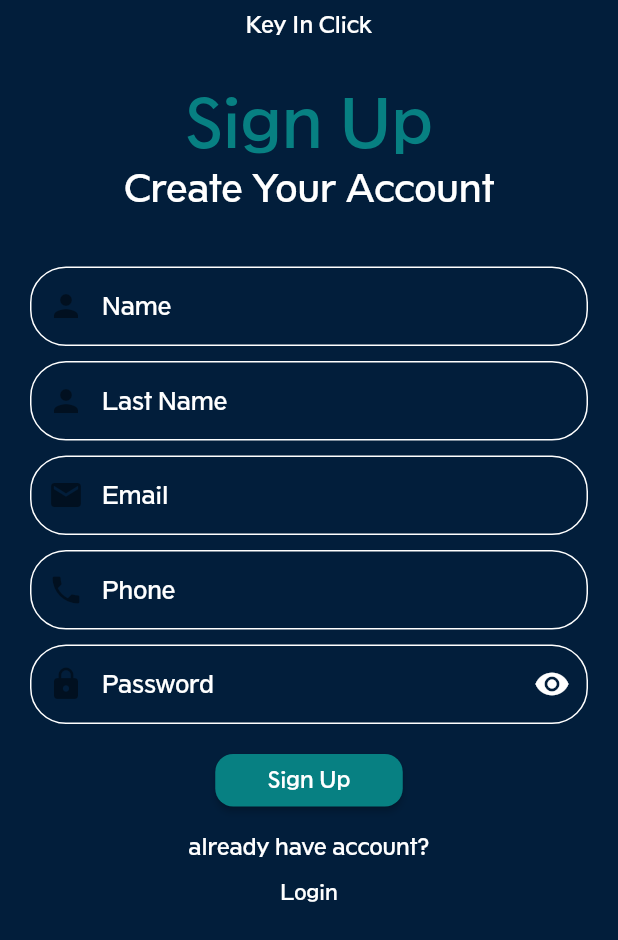
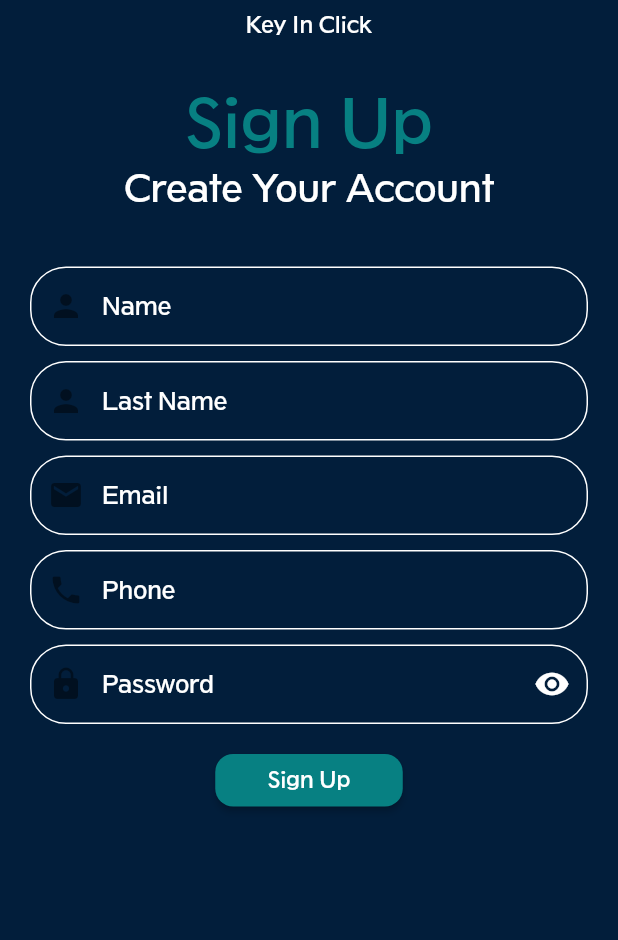
Before and after one commit to rajaashater/real_estate_app, a Flutter app: the RegisterScreen screen opened directly, on a phone screen of 412 x 824 dp, the part 296-1236 px from its top. Run offline on Flutter 3.47's test engine with Material 2 defaults, Android fonts, the phone set to English and light mode, and no system bars; our stand-ins replace easy_localization; missing offline and left inert: queen_validators.

Commit message:
login push signup

```diff
--- a/lib/main.dart
+++ b/lib/main.dart
@@ -4,6 +4,7 @@ import 'package:real_estate_app/utils/theme/app_colors.dart';
 import 'package:real_estate_app/utils/theme/app_theme.dart';
 import 'package:real_estate_app/views/auth/login_screen.dart';
 import 'package:real_estate_app/views/auth/register_screen.dart';
+import 'package:real_estate_app/views/home_screen.dart';
 
 Future<void> main ()
 async {
@@ -27,7 +28,7 @@ class RealEstate extends StatelessWidget {
       localizationsDelegates: context.localizationDelegates,
       supportedLocales: context.supportedLocales,
       locale: context.locale,
-      home: LoginScreen(),
+      home:LoginScreen(),
     );
   }
 }
--- a/lib/views/auth/register_screen.dart
+++ b/lib/views/auth/register_screen.dart
@@ -3,6 +3,7 @@ import 'package:easy_localization/src/public_ext.dart';
 import 'package:flutter/material.dart';
 import 'package:queen_validators/queen_validators.dart';
 import 'package:real_estate_app/utils/theme/app_theme.dart';
+import 'package:real_estate_app/views/auth/login_screen.dart';
 import 'package:real_estate_app/views/auth/password_text_from_field.dart';
 
 import '../../utils/theme/app_colors.dart';
@@ -41,13 +42,13 @@ class RegisterScreen extends StatelessWidget {
               const SizedBox(
                 height: 40.0,
               ),
-              Text('sign up'.tr(),
+              Text('sign_up'.tr(),
                   style:Theme.of(context).textTheme.headline2
               ),
               const SizedBox(
                 height: 10.0,
               ),
-              Text('create your account'.tr(),
+              Text('create_your_account'.tr(),
                   style:Theme.of(context).textTheme.headline3
               ),
               const SizedBox(
@@ -75,7 +76,7 @@ class RegisterScreen extends StatelessWidget {
                       onSaved:(value) => _lastName = value,
                       keyboardType: TextInputType.name,
                       decoration:  InputDecoration(
-                        labelText: 'last name'.tr(),
+                        labelText: 'last_name'.tr(),
                         prefixIcon: const Icon(Icons.person) ,
                       ),
                       validator: qValidator([
@@ -139,18 +140,15 @@ class RegisterScreen extends StatelessWidget {
                     _formKey.currentState!.save();
                   }
                 },
-                  child: Text('sign up'.tr(),
+                  child: Text('sign_up'.tr(),
                       style:Theme.of(context).textTheme.headline1),
                 ),
               ),
               const SizedBox(
                 height: 20.0,
               ),
-                   Text('already have account?'.tr(), style:Theme.of(context).textTheme.headline1),
-                  TextButton(
-                    onPressed: (){},
-                    child:Text ('login'.tr()),
-                  ),
+                   //Text('already have account?'.tr(), style:Theme.of(context).textTheme.headline1),
+                  //TextButton(onPressed: ()=> Navigator.of(context).pop(MaterialPageRoute(builder:(_) => LoginScreen() )) ,child:Text ('login'.tr()),),
             ],
           ),
         ),
```
Also changed, not shown: assets/translations/ar.json (+7 -7 lines), assets/translations/en.json (+7 -7 lines), lib/views/auth/login_screen.dart (+7 -3 lines).
